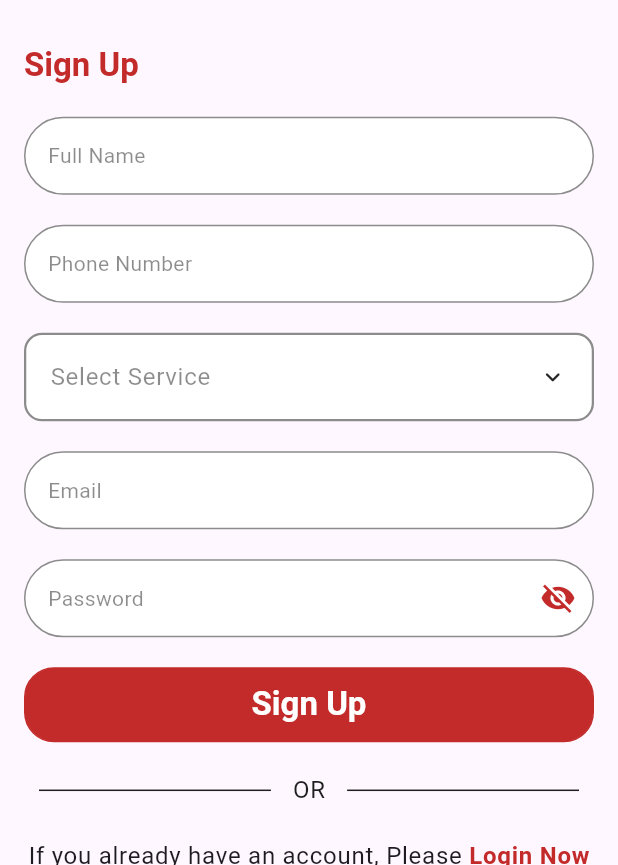
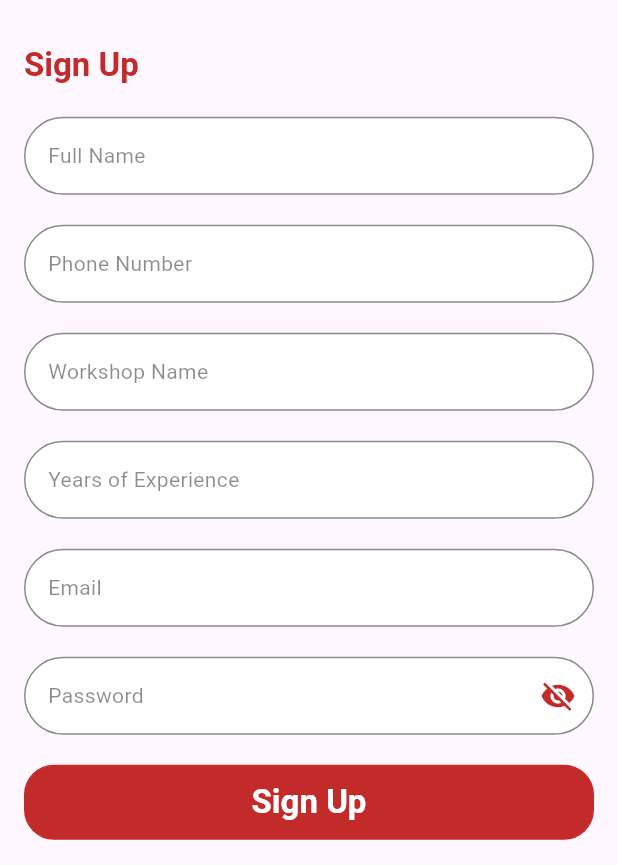
Before and after one commit to Momen0Waleed/Car-E-Rescue, a Flutter app: the ProviderSignUpView screen opened by its route, on a phone screen of 412 x 824 dp, the part 371-1236 px from its top. Run offline on Flutter 3.47's test engine with Material 3 defaults, Android fonts, the phone set to English and light mode, and no system bars; drawn by our look-alikes of animated_custom_dropdown, flutter_bounceable; our stand-ins replace animated_text_kit, bot_toast, dio, firebase_core, flutter_easyloading, lottie and 1 more; accounts and stored records are empty; generated files the repository leaves out were written again.

Commit message:
Converting the Firebase auth to owr own APIs (register $ login logic is probably complete)

```diff
--- a/lib/main.dart
+++ b/lib/main.dart
@@ -10,9 +10,9 @@ import 'firebase_options.dart';
 
 Future<void> main() async {
   WidgetsFlutterBinding.ensureInitialized();
-  await Firebase.initializeApp(
-    options: DefaultFirebaseOptions.currentPlatform,
-  );
+  // await Firebase.initializeApp(
+  //   options: DefaultFirebaseOptions.currentPlatform,
+  // );
   runApp(const MyApp());
 }
 
--- a/lib/modules/auth/sign_up/model/sign_up_model.dart
+++ b/lib/modules/auth/sign_up/model/sign_up_model.dart
@@ -1,45 +1,33 @@
-import 'package:cloud_firestore/cloud_firestore.dart';
+class UserModel {
+  final String id;
+  final String email;
+  final String name;
+  final String role;
 
-class UserModel {
-  final String uid;
-  final String name;
-  final String email;
-  final String phone;
-  final String role;
-  final String? service; // Optional for clients, required for providers
-  final DateTime createdAt;
+  // Optional fields based on role
+  final String? workshopName;
+  final int? experienceYears;
+  final String? carType;
 
   UserModel({
-    required this.uid,
+    required this.id,
+    required this.email,
     required this.name,
-    required this.email,
-    required this.phone,
     required this.role,
-    required this.createdAt,
-    this.service,
+    this.workshopName,
+    this.experienceYears,
+    this.carType,
   });
-
-  Map<String, dynamic> toMap() {
-    return {
-      "uid": uid,
-      "name": name,
-      "phone": phone,
-      "email": email,
-      "role": role,
-      "service": service,
-      "createdAt": createdAt,
-    };
-  }
 
   factory UserModel.fromMap(Map<String, dynamic> map) {
     return UserModel(
-      uid: map['uid'] ?? '',
+      id: map['id'] ?? '',
+      email: map['email'] ?? '',
       name: map['name'] ?? '',
-      email: map['email'] ?? '',
-      phone: map['phone'] ?? '',
       role: map['role'] ?? '',
-      service: map['service'],
-      createdAt: (map['createdAt'] as Timestamp).toDate(),
+      workshopName: map['workshop_name'],
+      experienceYears: map['experience_years'],
+      carType: map['car_type'],
     );
   }
 }
--- a/lib/modules/auth/sign_up/view/provider_sign_up_view.dart
+++ b/lib/modules/auth/sign_up/view/provider_sign_up_view.dart
@@ -25,6 +25,9 @@ class _ProviderSignUpViewState extends State<ProviderSignUpView> {
   TextEditingController mailController = TextEditingController();
   TextEditingController passwordController = TextEditingController();
   TextEditingController phoneController = TextEditingController();
+
+  TextEditingController workshopController = TextEditingController();
+  TextEditingController experienceController = TextEditingController();
   double _formSpacing = 20;
 
   List<String> services = ["Tiers", "Battery", "Electricity", "Other.."];
@@ -123,27 +126,39 @@ class _ProviderSignUpViewState extends State<ProviderSignUpView> {
                             controller: phoneController,
                             validator: AppValidators.validateEgyptianPhone,
                           ),
-                          CustomDropdown<String>(
-                            items: services,
-                            hintText: "Select Service",
-                            onChanged: (value) {
-                              setState(() {
-                                selectedService = value;
-                              });
-                            },
-                            decoration: CustomDropdownDecoration(
-                              closedFillColor: AppColors.white,
-                              closedBorder: BoxBorder.all(
-                                width: 1.5,
-                                color: Colors.black45,
+                          // CustomDropdown<String>(
+                          //   items: services,
+                          //   hintText: "Select Service",
+                          //   onChanged: (value) {
+                          //     setState(() {
+                          //       selectedService = value;
+                          //     });
+                          //   },
+                          //   decoration: CustomDropdownDecoration(
+                          //     closedFillColor: AppColors.white,
+                          //     closedBorder: BoxBorder.all(
+                          //       width: 1.5,
+                          //       color: Colors.black45,
+                          //     ),
+                          //     headerStyle: theme.textTheme.bodyLarge!.copyWith(
+                          //       color: AppColors.black,
+                          //     ),
+                          //     hintStyle: theme.textTheme.bodyLarge!.copyWith(
+                          //       color: Colors.black45,
+                          //     ),
+                          //   ),
+                          // ),
+                          CustomTextField(
+                            title: "Workshop Name",
+                            controller: workshopController,
+                            validator: AppValidators.validateEmptyField,
                           ),
-                              headerStyle: theme.textTheme.bodyLarge!.copyWith(
-                                color: AppColors.black,
-                              ),
-                              hintStyle: theme.textTheme.bodyLarge!.copyWith(
-                                color: Colors.black45,
-                              ),
-                            ),
+
+                          CustomTextField(
+                            title: "Years of Experience",
+                            controller: experienceController,
+                            keyboardType: TextInputType.number,
+                            validator: AppValidators.validateEmptyField,
                           ),
                           CustomTextField(
                             title: "Email",
@@ -163,30 +178,18 @@ class _ProviderSignUpViewState extends State<ProviderSignUpView> {
                                 color: AppColors.red,
                                 action: () async {
                                   if (formKey.currentState!.validate()) {
-                                    if (selectedService != null) {
-                                      bool value = await provider.providerSignUpActionButton(
+                                    bool value = await provider.mechanicSignUpActionButton(
                                       mailController: mailController,
                                       passwordController: passwordController,
                                       nameController: nameController,
                                       phoneController: phoneController,
-                                        selectedService: selectedService!,
+                                      workshopNameController: workshopController,
+                                      experienceController: experienceController,
                                     );
                                     if (value) {
-                                        SnackbarService.showSuccessNotification(
-                                          "Provider is created Successfully ",
-                                        );
+                                      SnackbarService.showSuccessNotification("Provider is created Successfully");
                                       Navigator.of(context).pushReplacementNamed(PageRoutesName.login);
                                     }
-                                    } else {
-                                      SnackbarService.showErrorNotification(
-                                        "Please Choose Service",
-                                      );
-                                      _formSpacing = 20;
-                                    }
-                                  } else {
-                                    setState(() {
-                                      _formSpacing = 8;
-                                    });
                                   }
                                 },
                               );
--- a/lib/modules/widgets/custom_text_field.dart
+++ b/lib/modules/widgets/custom_text_field.dart
@@ -12,12 +12,14 @@ class CustomTextField extends StatefulWidget {
 
     this.controller,
     this.validator,
+    this.keyboardType = TextInputType.text,
   });
   final String title;
   final Widget? prefixIcon;
   final bool isPassword;
   final int? maxlines;
   final int? minlines;
+  final TextInputType? keyboardType;
   final TextEditingController? controller;
   final String? Function(String?)? validator;
 
@@ -38,6 +40,7 @@ class _CustomTextFieldState extends State<CustomTextField> {
         maxLines: widget.maxlines,
         minLines: widget.minlines,
         validator: widget.validator,
+        keyboardType: widget.keyboardType,
         obscureText: widget.isPassword ? obscurePassword : false,
         style: theme.bodyMedium!.copyWith(color: AppColors.black),
         cursorColor: AppColors.red,
--- a/pubspec.yaml
+++ b/pubspec.yaml
@@ -23,6 +23,7 @@ dependencies:
   flutter_easyloading: ^3.0.5
   shared_preferences: ^2.5.4
   lottie: ^3.3.2
+  dio: ^5.9.1
 
 
 dev_dependencies:
```
Also changed, not shown: lib/core/constants/api/dio_client.dart (added, +29 -0 lines), lib/core/utils/firebase_authentication_utils.dart (deleted, +0 -35 lines), lib/modules/auth/login/model/login_repo.dart (+44 -34 lines), lib/modules/auth/login/view/login_view.dart (+5 -5 lines), lib/modules/auth/login/view_model/login_view_model.dart (+12 -5 lines), lib/modules/auth/sign_up/model/sign_up_repo.dart (+15 -27 lines), lib/modules/auth/sign_up/view_model/sign_up_view_model.dart (+53 -60 lines), lib/modules/splash/logic/splash_logic.dart (+16 -8 lines), lib/firebase_options.dart (deleted), pubspec.lock. Lines whose indentation alone changed are shown as unchanged.
